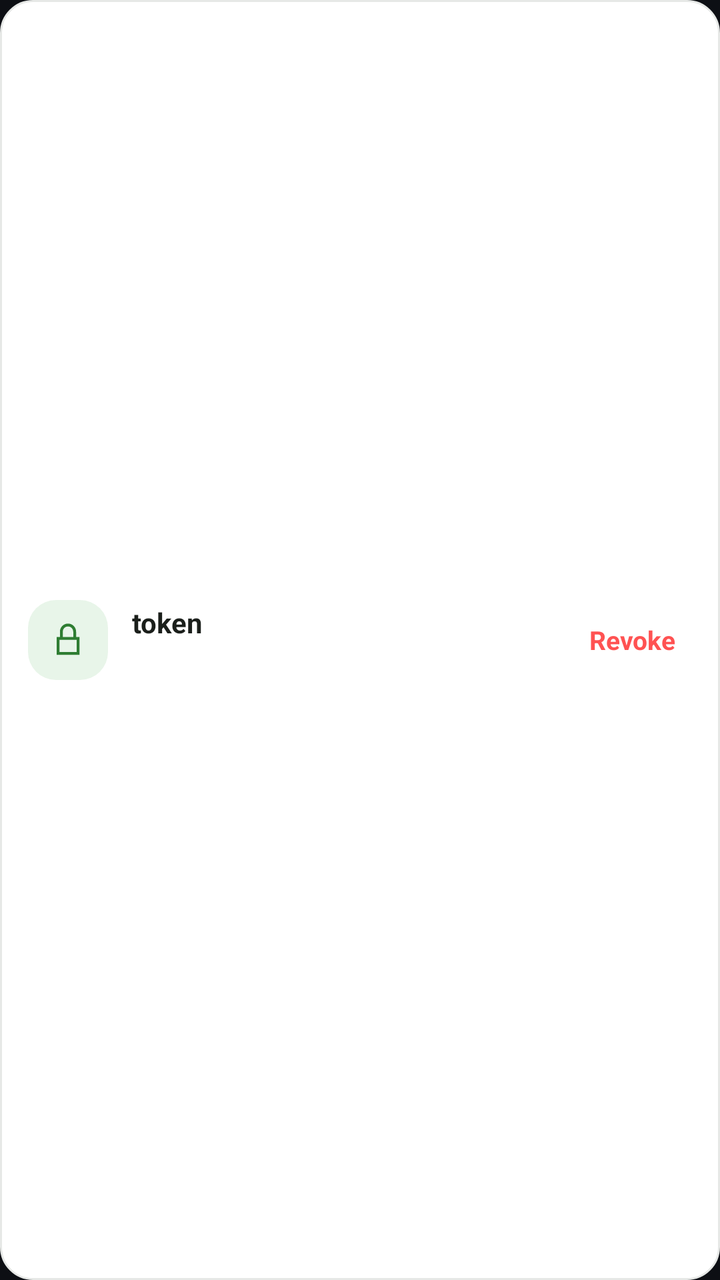
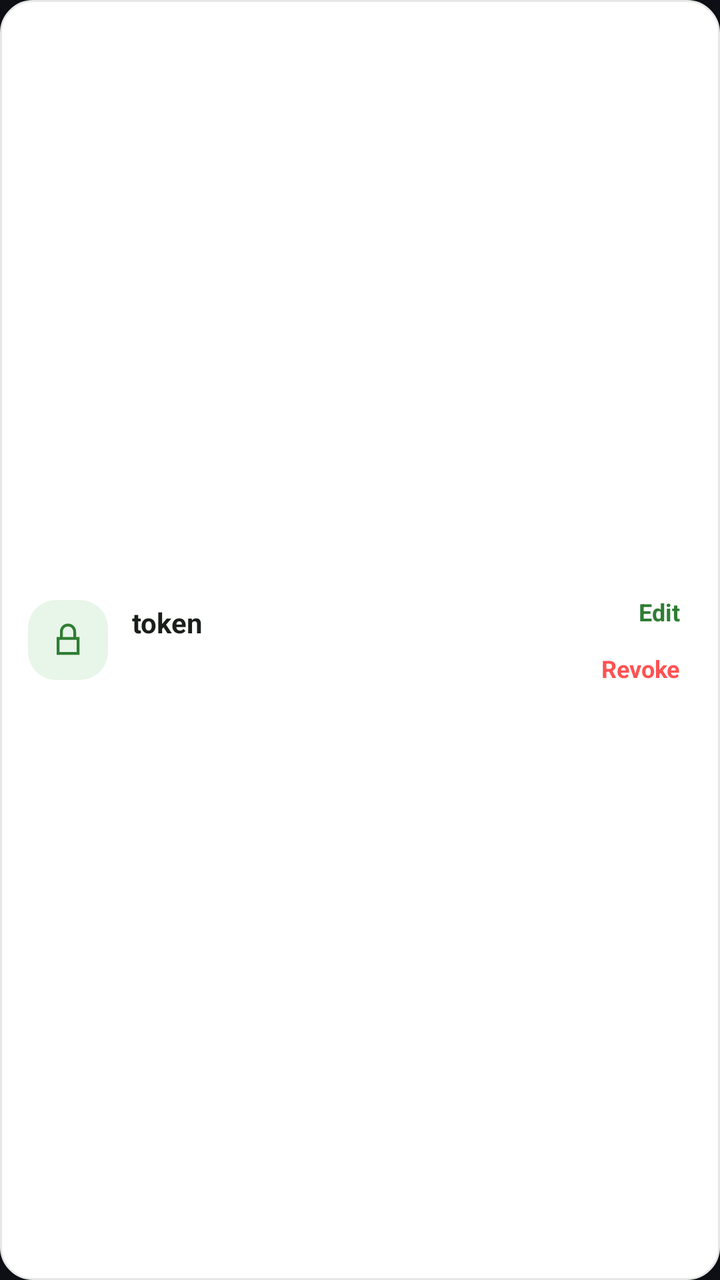

Screens rendered from an Android XML layout before and after an edit, with the pre-edit source and the edit as a unified diff.
<!-- AndroidManifest.xml: application theme Theme.PhoneServer -->
<!-- res/layout/item_token.xml -->
<?xml version="1.0" encoding="utf-8"?>
<LinearLayout xmlns:android="http://schemas.android.com/apk/res/android"
    android:layout_width="match_parent"
    android:layout_height="wrap_content"
    android:orientation="horizontal"
    android:gravity="center_vertical"
    android:background="@drawable/bg_home_card"
    android:padding="14dp"
    android:layout_marginBottom="8dp">

    <FrameLayout
        android:layout_width="40dp"
        android:layout_height="40dp"
        android:background="@drawable/bg_home_icon_circle">

        <ImageView
            android:layout_width="20dp"
            android:layout_height="20dp"
            android:layout_gravity="center"
            android:src="@drawable/ic_lock"
            android:tint="@color/home_accent" />
    </FrameLayout>

    <LinearLayout
        android:layout_width="0dp"
        android:layout_height="wrap_content"
        android:layout_weight="1"
        android:orientation="vertical"
        android:layout_marginStart="12dp"
        android:layout_marginEnd="6dp">

        <TextView
            android:id="@+id/token_name"
            android:layout_width="match_parent"
            android:layout_height="wrap_content"
            android:textColor="@color/home_text_primary"
            android:textSize="14sp"
            android:textStyle="bold"
            android:maxLines="1"
            android:ellipsize="end"
            android:text="token" />

        <TextView
            android:id="@+id/token_meta"
            android:layout_width="match_parent"
            android:layout_height="wrap_content"
            android:textColor="@color/home_text_secondary"
            android:textSize="12sp"
            android:maxLines="2"
            android:layout_marginTop="1dp"
            android:text="" />
    </LinearLayout>

    <TextView
        android:id="@+id/token_revoke"
        android:layout_width="wrap_content"
        android:layout_height="wrap_content"
        android:padding="8dp"
        android:text="Revoke"
        android:textColor="@color/offline_red"
        android:textSize="13sp"
        android:textStyle="bold" />

</LinearLayout>
<!-- resources referenced by this layout -->
<resources>
  <color name="home_accent">#2E7D32</color>
  <color name="home_text_primary">#1B1F1B</color>
  <color name="home_text_secondary">#6E756E</color>
  <color name="offline_red">#FF5252</color>
  <!-- drawable bg_home_card (drawable) -->
  <shape xmlns:android="http://schemas.android.com/apk/res/android">
      <solid android:color="@color/home_surface" />
      <corners android:radius="16dp" />
      <stroke android:width="1dp" android:color="@color/home_border" />
  </shape>
  <!-- drawable bg_home_icon_circle (drawable) -->
  <shape xmlns:android="http://schemas.android.com/apk/res/android">
      <solid android:color="@color/home_accent_light" />
      <corners android:radius="14dp" />
  </shape>
  <!-- drawable ic_lock (drawable) -->
  <vector xmlns:android="http://schemas.android.com/apk/res/android"
      android:width="20dp" android:height="20dp" android:viewportWidth="24" android:viewportHeight="24">
      <path android:fillColor="#00000000" android:strokeColor="#1B1F1B" android:strokeWidth="1.7"
          android:pathData="M6,11h12v9H6zM8,11V7a4,4 0,1 1,8 0v4"/>
  </vector>
  <style name="Theme.PhoneServer" parent="Theme.MaterialComponents.DayNight.NoActionBar">
          <item name="android:colorBackground">@color/bg_dark</item>
          <item name="android:textColorPrimary">@color/text_primary</item>
          <item name="android:textColorSecondary">@color/text_secondary</item>
          <item name="android:statusBarColor">@color/bg_dark</item>
          <item name="android:navigationBarColor">@color/bg_dark</item>
          <item name="android:windowBackground">@color/bg_dark</item>
          <item name="colorPrimary">@color/accent</item>
          <item name="colorPrimaryDark">@color/bg_dark</item>
          <item name="colorAccent">@color/accent</item>
      </style>
  <color name="home_surface">#FFFFFF</color>
  <color name="home_border">#E6E8E6</color>
  <color name="home_accent_light">#E8F5E9</color>
  <color name="bg_dark">#0D0F14</color>
  <color name="text_primary">#F2F4F8</color>
  <color name="text_secondary">#8A93A6</color>
  <color name="accent">#2979FF</color>
</resources>

<!-- the commit's change to res/layout/item_token.xml (unified diff, before → after) -->
@@ -46,19 +46,36 @@
             android:layout_height="wrap_content"
             android:textColor="@color/home_text_secondary"
             android:textSize="12sp"
-            android:maxLines="2"
+            android:maxLines="3"
             android:layout_marginTop="1dp"
             android:text="" />
     </LinearLayout>
 
-    <TextView
-        android:id="@+id/token_revoke"
+    <LinearLayout
         android:layout_width="wrap_content"
         android:layout_height="wrap_content"
-        android:padding="8dp"
-        android:text="Revoke"
-        android:textColor="@color/offline_red"
-        android:textSize="13sp"
-        android:textStyle="bold" />
+        android:orientation="vertical"
+        android:gravity="end">
+
+        <TextView
+            android:id="@+id/token_edit"
+            android:layout_width="wrap_content"
+            android:layout_height="wrap_content"
+            android:padding="6dp"
+            android:text="Edit"
+            android:textColor="@color/home_accent"
+            android:textSize="12sp"
+            android:textStyle="bold" />
+
+        <TextView
+            android:id="@+id/token_revoke"
+            android:layout_width="wrap_content"
+            android:layout_height="wrap_content"
+            android:padding="6dp"
+            android:text="Revoke"
+            android:textColor="@color/offline_red"
+            android:textSize="12sp"
+            android:textStyle="bold" />
+    </LinearLayout>
 
 </LinearLayout>
